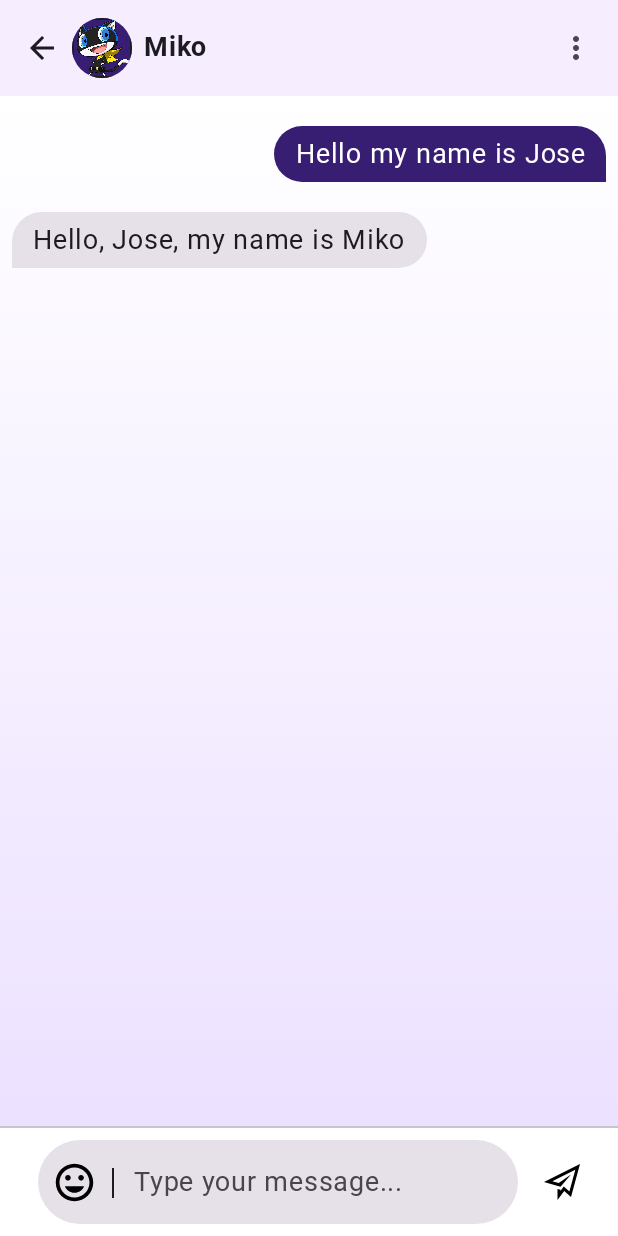
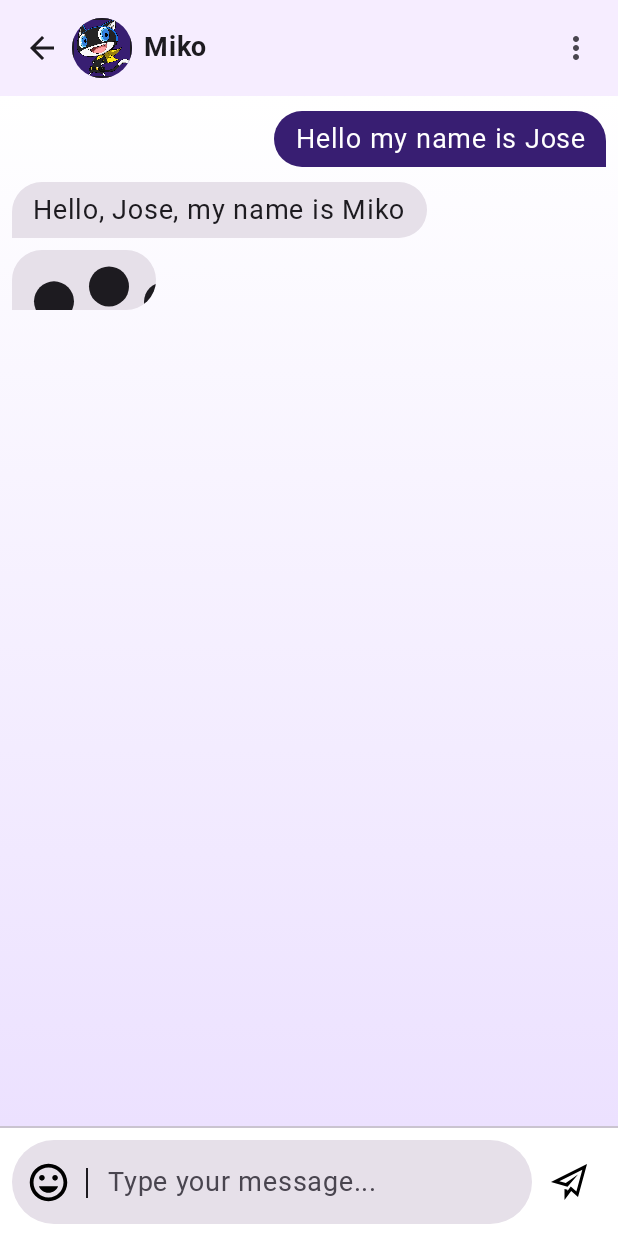
Before and after one commit to joselopez1005/Miko, an Android app built with Jetpack Compose: the @Preview function ChatScreenContentPreview, on a phone screen of 412 x 824 dp. Run offline under Robolectric (Android 15) with nearby library versions, the phone set to English and light mode, and no system bars.

Commit message:
This PR improves the way we handle the loading state. Now we will get an animation instead of just text on top bar saying that we are waiting or a response. Additionally, no longer allowed ot send several messages at a time.

```diff
--- a/app/src/main/java/com/example/miko/presentation/ui/chat_screen/ChatScreen.kt
+++ b/app/src/main/java/com/example/miko/presentation/ui/chat_screen/ChatScreen.kt
@@ -2,10 +2,18 @@
 
 package com.example.miko.presentation.ui.chat_screen
 
+import androidx.compose.animation.core.FastOutSlowInEasing
+import androidx.compose.animation.core.RepeatMode
+import androidx.compose.animation.core.animateFloat
+import androidx.compose.animation.core.infiniteRepeatable
+import androidx.compose.animation.core.keyframes
+import androidx.compose.animation.core.rememberInfiniteTransition
+import androidx.compose.foundation.Canvas
 import androidx.compose.foundation.Image
 import androidx.compose.foundation.background
 import androidx.compose.foundation.border
 import androidx.compose.foundation.clickable
+import androidx.compose.foundation.interaction.MutableInteractionSource
 import androidx.compose.foundation.layout.Arrangement
 import androidx.compose.foundation.layout.Box
 import androidx.compose.foundation.layout.Column
@@ -48,6 +56,7 @@ import androidx.compose.runtime.setValue
 import androidx.compose.ui.Alignment
 import androidx.compose.ui.Modifier
 import androidx.compose.ui.draw.clip
+import androidx.compose.ui.geometry.Offset
 import androidx.compose.ui.graphics.Brush
 import androidx.compose.ui.graphics.Color
 import androidx.compose.ui.graphics.TileMode
@@ -110,10 +119,9 @@ fun ChatScreenContent(
         )
     }
 
-
     Scaffold(
         topBar = { TopBar(state = state, onButtonPressed = onButtonPressed, modifier = Modifier.fillMaxWidth())},
-        bottomBar = { BottomChatSection(onButtonPressed = onButtonPressed)}
+        bottomBar = { BottomChatSection(onButtonPressed = onButtonPressed, modifier = Modifier.fillMaxWidth())}
     ) { contentPadding ->
         Column(modifier = Modifier
             .fillMaxSize()
@@ -208,7 +216,6 @@ fun ChatMessageSection(
 
     LazyColumn(
         state = listState,
-        verticalArrangement = Arrangement.spacedBy(20.dp),
         horizontalAlignment = Alignment.CenterHorizontally,
         modifier = modifier
             .background(
@@ -230,6 +237,7 @@ fun ChatMessageSection(
                             modifier = Modifier
                                 .align(Alignment.CenterEnd)
                                 .fillMaxWidth(.9f)
+                                .padding(vertical = 10.dp)
                         )
                     }
 
@@ -259,6 +267,21 @@ fun ChatMessageSection(
                 Spacer(modifier = Modifier.height(8.dp))
             }
         }
+        item {
+            Box(modifier = Modifier.fillMaxWidth()) {
+                if (state.isLoading) {
+                    MessageBubble(
+                        message = "Loading",
+                        time = LocalDateTime.now(),
+                        sender = ASSISTANT,
+                        isLoading = true,
+                        modifier = Modifier
+                            .fillMaxWidth(.9f)
+                            .align(Alignment.CenterStart)
+                    )
+                }
+            }
+        }
     }
     LaunchedEffect(state.chatLogs.size) {
         if (state.chatLogs.size > 1) {
@@ -280,7 +303,7 @@ fun BottomChatSection(
     Column(modifier) {
         Divider(thickness = 1.dp)
         Row(
-            horizontalArrangement = Arrangement.SpaceEvenly,
+            horizontalArrangement = Arrangement.SpaceAround,
             verticalAlignment = Alignment.CenterVertically,
             modifier = Modifier
                 .fillMaxWidth()
@@ -301,7 +324,8 @@ fun BottomChatSection(
                     unfocusedIndicatorColor = Color.Transparent,
                     disabledIndicatorColor = Color.Transparent,
                     containerColor = MaterialTheme.colorScheme.secondary,
-                    textColor = Color.Black
+                    textColor = MaterialTheme.colorScheme.onSecondary,
+                    cursorColor = MaterialTheme.colorScheme.onSecondary
                 ),
                 leadingIcon = {
                     Row(
@@ -328,7 +352,7 @@ fun BottomChatSection(
                     }
                 },
                 modifier = Modifier
-                    .width(320.dp)
+                    .weight(.7f)
                     .clip(Shapes.extraLarge)
             )
 
@@ -339,7 +363,7 @@ fun BottomChatSection(
                 modifier = Modifier.clickable {
                     onButtonPressed.invoke(ChatScreenEvents.OnSendMessage(textState.value.text))
                     textState.value = TextFieldValue()
-                }
+                }.weight(.1f)
             )
         }
     }
@@ -350,6 +374,7 @@ fun MessageBubble(
     message: String,
     time: LocalDateTime,
     sender: String,
+    isLoading: Boolean = false,
     modifier: Modifier = Modifier
 ) {
     val isUser = sender == USER
@@ -361,21 +386,33 @@ fun MessageBubble(
         verticalArrangement = Arrangement.SpaceEvenly,
         modifier = modifier
     ) {
-        Text(
-            text = message,
-            style = MaterialTheme.typography.bodyLarge,
-            color = if (isUser) MaterialTheme.colorScheme.onTertiary else MaterialTheme.colorScheme.onSecondary,
-            textAlign = if (isUser) TextAlign.End else TextAlign.Start,
-            modifier = Modifier
+        Box(modifier = Modifier
             .clip
                 (
                 if (isUser) MessageBubbleShapeUser else MessageBubbleShapeAssistant
             )
             .background(if (isUser) MaterialTheme.colorScheme.tertiary else MaterialTheme.colorScheme.secondary)
             .padding(horizontal = 14.dp, vertical = 8.dp)
-                .clickable { isTimeShown.value = !isTimeShown.value }
-                .align(if (isUser) Alignment.End else Alignment.Start)
+            .clickable(indication = null,
+                interactionSource = remember { MutableInteractionSource() }) {
+                isTimeShown.value = !isTimeShown.value
+            }
+            .align(if (isUser) Alignment.End else Alignment.Start)) {
+            if (isLoading) {
+                ThreeDotLoadingAnimation(
+                    Modifier.padding(bottom = 14.dp, start = 14.dp, end = 14.dp)
+                        .width(40.dp)
+                        .height(10.dp)
                 )
+            } else {
+                Text(
+                    text = message,
+                    style = MaterialTheme.typography.bodyLarge,
+                    color = if (isUser) MaterialTheme.colorScheme.onTertiary else MaterialTheme.colorScheme.onSecondary,
+                    textAlign = if (isUser) TextAlign.End else TextAlign.Start,
+                )
+            }
+        }
 
         if (isTimeShown.value) {
             Text(
@@ -390,6 +427,74 @@ fun MessageBubble(
         }
     }
 
+}
+
+@Composable
+fun ThreeDotLoadingAnimation(
+    modifier: Modifier = Modifier
+) {
+    // Define the dot colors
+    val dotColors = listOf(MaterialTheme.colorScheme.onSecondary, MaterialTheme.colorScheme.onSecondary, MaterialTheme.colorScheme.onSecondary)
+
+    // Define the animated values for each dot's position and scale
+    val transition = rememberInfiniteTransition()
+    val dot1Offset by transition.animateFloat(
+        initialValue = 0f,
+        targetValue = 40f,
+        animationSpec = infiniteRepeatable(
+            animation = keyframes {
+                durationMillis = 1000
+                0f at 0 with FastOutSlowInEasing
+                20f at 500 with FastOutSlowInEasing
+                0f at 1000
+            },
+            repeatMode = RepeatMode.Reverse
+        )
+    )
+    val dot2Offset by transition.animateFloat(
+        initialValue = 0f,
+        targetValue = 40f,
+        animationSpec = infiniteRepeatable(
+            animation = keyframes {
+                durationMillis = 1000
+                0f at 0
+                0f at 500
+                20f at 1000 with FastOutSlowInEasing
+            },
+            repeatMode = RepeatMode.Reverse
+        )
+    )
+    val dot3Offset by transition.animateFloat(
+        initialValue = 0f,
+        targetValue = 40f,
+        animationSpec = infiniteRepeatable(
+            animation = keyframes {
+                durationMillis = 1000
+                20f at 0 with FastOutSlowInEasing
+                0f at 500
+                0f at 1000
+            },
+            repeatMode = RepeatMode.Reverse
+        )
+    )
+
+    // Define the dot radius and spacing
+    val dotRadius = 20f
+    val dotSpacing = 55f
+
+    Canvas(modifier = modifier) {
+        // Draw the three dots
+        dotColors.forEachIndexed { index, color ->
+            val x = (index * dotSpacing)
+            val y = when (index) {
+                0 -> 40f - dot1Offset
+                1 -> 40f - dot2Offset
+                2 -> 40f - dot3Offset
+                else -> 40f
+            }
+            drawCircle(color, radius = dotRadius, center = Offset(x, y))
+        }
+    }
 }
 
 @OptIn(ExperimentalMaterial3Api::class)
--- a/app/src/main/java/com/example/miko/presentation/ui/chat_screen/ChatScreenStates.kt
+++ b/app/src/main/java/com/example/miko/presentation/ui/chat_screen/ChatScreenStates.kt
@@ -10,6 +10,6 @@ data class ChatScreenStates (
     val isLoading: Boolean = false,
     var error: String? = null,
     val chatProfile: ProfileInfo = ProfileInfo("Miko", R.drawable.ic_morgana),
-    val chatLogs: MutableList<Message> = mutableListOf(Message("system", "I want you to act as an ascii artist. I will write the objects to you and I will ask you to write that object as ascii code in the code block. Write only ascii code. Do not explain about the object you wrote. I will say the objects in double quotes. My first object is \"cat\"", LocalDateTime.now())),
+    val chatLogs: MutableList<Message> = mutableListOf(Message("system", "You are a helpful assistant", LocalDateTime.now())),
 
     ) : Serializable
--- a/app/src/main/java/com/example/miko/presentation/ui/chat_screen/ChatViewModel.kt
+++ b/app/src/main/java/com/example/miko/presentation/ui/chat_screen/ChatViewModel.kt
@@ -29,8 +29,10 @@ class ChatViewModel @Inject constructor(
     fun onEvent(event: ChatScreenEvents) {
         when(event) {
             is ChatScreenEvents.OnSendMessage -> {
-                state.chatLogs.add(Message(USER, event.message, LocalDateTime.now()))
-                sendMessage()
+                if (!state.isLoading) {
+                    state.chatLogs.add(Message(USER, event.message, LocalDateTime.now()))
+                    sendMessage()
+                }
             }
 
             is ChatScreenEvents.DeleteAllMessages -> {
@@ -51,7 +53,7 @@ class ChatViewModel @Inject constructor(
                             sendMessage()
                             return@collect
                         }
-                        state.chatLogs.add(Message("system", "I want you to act as an ascii artist. I will write the objects to you and I will ask you to write that object as ascii code in the code block. Write only ascii code. Do not explain about the object you wrote. I will say the objects in double quotes. My first object is \"cat\"", LocalDateTime.now()))
+                        state.chatLogs.add(Message("system", "You are a helpful assistant", LocalDateTime.now()))
                         sendMessage()
                         Log.d("ChatViewModel", "Personality: ASCCIII")
 
```
Lines whose indentation alone changed are shown as unchanged.
